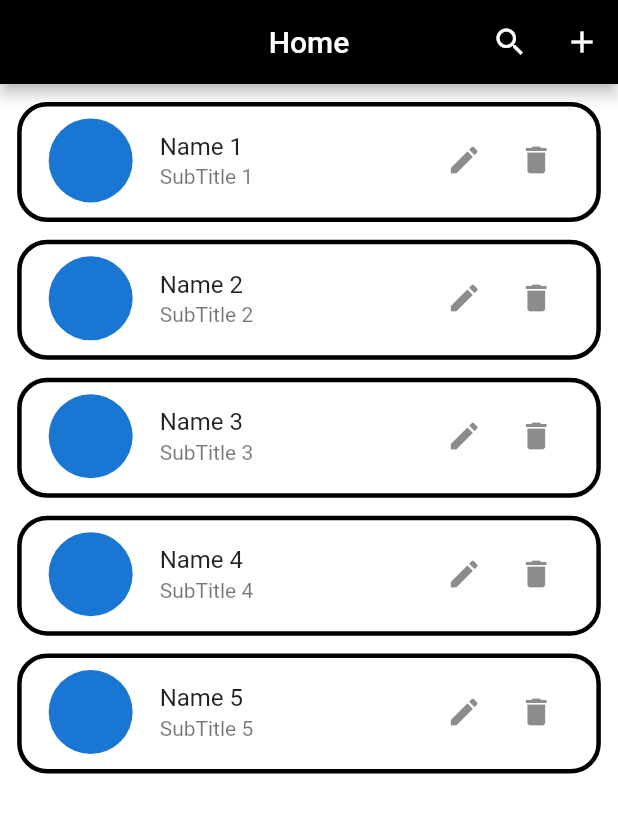
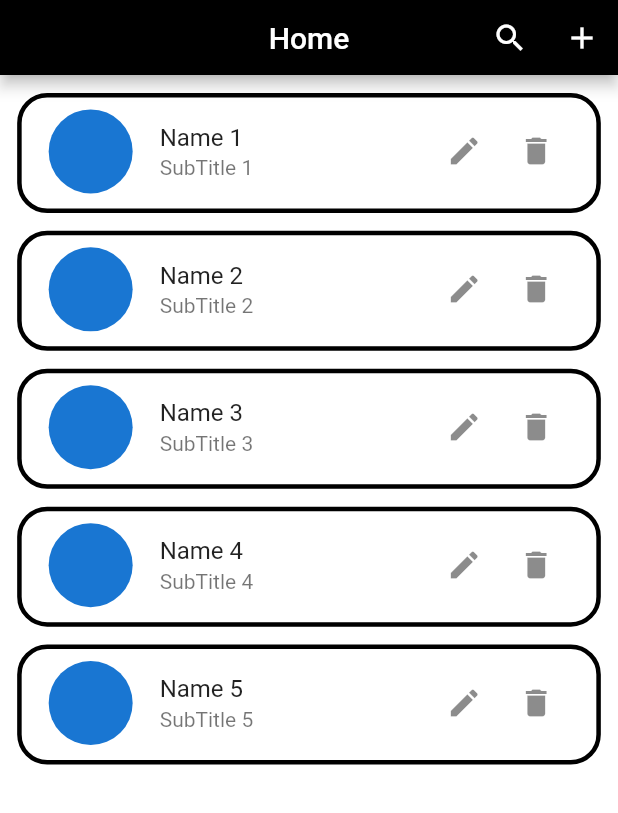
Before and after one commit to JiyadAhammad/student-mgnt, a Flutter app: the screen it shows after launch, on a phone screen of 412 x 824 dp. Shown: the top 813 px of the screen. Run offline on Flutter 3.47's test engine with Material 2 defaults, Android fonts, the phone set to English and light mode, and no system bars; our stand-ins replace flutter_screenutil, get, hive, image_picker, lottie; accounts and stored records are empty.

Commit message:
ui almost completed

```diff
--- /dev/null
+++ b/lib/infrastructure/data_function/function.dart
@@ -0,0 +1,5 @@
+import 'package:flutter/material.dart';
+import 'package:student/infrastructure/data_model/data_model.dart';
+
+
+ValueNotifier<List<Student>> studentValueNotifier = ValueNotifier([]);
--- a/lib/presentation/home/home_screen.dart
+++ b/lib/presentation/home/home_screen.dart
@@ -2,7 +2,8 @@ import 'package:flutter/material.dart';
 import 'package:flutter_screenutil/flutter_screenutil.dart';
 import 'package:get/get.dart';
 import 'package:student/constant/color/colors.dart';
-import 'package:student/presentation/form_widget/form_widget.dart';
+import 'package:student/presentation/student_details/student_details.dart';
+import 'package:student/widget/app_bar_widget.dart';
 
 class HomeSceen extends StatelessWidget {
   const HomeSceen({Key? key}) : super(key: key);
@@ -11,34 +12,9 @@ class HomeSceen extends StatelessWidget {
   Widget build(BuildContext context) {
     return Scaffold(
       backgroundColor: kwhite,
-      appBar: AppBar(
-        backgroundColor: kblack,
-        title: const Text(
-          'Home',
-        ),
-        centerTitle: true,
-        actions: [
-          IconButton(
-            padding: EdgeInsets.zero,
-            onPressed: () {},
-            icon: const Icon(
-              Icons.search,
-            ),
-          ),
-          IconButton(
-            padding: EdgeInsets.zero,
-            onPressed: () {
-              Navigator.of(context).push(
-                MaterialPageRoute(
-                  builder: (ctx) => const Formwidget(),
-                ),
-              );
-            },
-            icon: const Icon(
-              Icons.add,
-            ),
-          ),
-        ],
+      appBar: const PreferredSize(
+        preferredSize: Size.fromHeight(50),
+        child: AppBarWidget(title: 'Home'),
       ),
       body: ListView.separated(
         itemCount: 5,
@@ -61,7 +37,15 @@ class HomeSceen extends StatelessWidget {
                 ),
               ),
               child: ListTile(
-                onTap: () {},
+                onTap: () {
+                  Get.to(
+                    transition: Transition.downToUp,
+                    duration: const Duration(
+                      milliseconds: 800,
+                    ),
+                    const StudentDetail(),
+                  );
+                },
                 // onLongPress: () {
                 //   // showDialog(
                 //   //   context: context,
@@ -104,13 +88,13 @@ class HomeSceen extends StatelessWidget {
                           backgroundColor: kblack,
                           textConfirm: 'Ok',
                           confirmTextColor: kblack,
-                          onConfirm: () {
-                            Get.back();
-                          },
+                          onConfirm: () {},
                           buttonColor: kwhite,
                           textCancel: 'Cancel',
                           cancelTextColor: kwhite,
-                          onCancel: () {},
+                          onCancel: () {
+                            Get.back();
+                          },
                           barrierDismissible: false,
                         );
                       },
--- a/lib/presentation/splash/splash_screen.dart
+++ b/lib/presentation/splash/splash_screen.dart
@@ -1,9 +1,7 @@
 import 'dart:async';
-
 import 'package:flutter/material.dart';
 import 'package:lottie/lottie.dart';
 import 'package:student/constant/color/colors.dart';
-import 'package:student/constant/size/sized_box.dart';
 import 'package:student/presentation/home/home_screen.dart';
 import 'package:student/presentation/splash/widget/animation.dart';
 
--- /dev/null
+++ b/lib/widget/app_bar_widget.dart
@@ -0,0 +1,57 @@
+import 'package:flutter/material.dart';
+import 'package:get/get.dart';
+import 'package:student/constant/color/colors.dart';
+import 'package:student/presentation/form_widget/form_widget.dart';
+import 'package:student/presentation/home/widget/serach.dart';
+
+class AppBarWidget extends StatelessWidget {
+  final String title;
+  final IconData searchIcon;
+  final IconData addIcon;
+  const AppBarWidget({
+    Key? key,
+    required this.title,
+    this.searchIcon = Icons.search,
+    this.addIcon = Icons.add,
+  }) : super(key: key);
+
+  @override
+  Widget build(BuildContext context) {
+    return AppBar(
+      backgroundColor: kblack,
+      title: Text(
+        title,
+      ),
+      centerTitle: true,
+      actions: [
+        IconButton(
+          padding: EdgeInsets.zero,
+          onPressed: () {
+            showSearch(
+              context: context,
+              delegate: Search(),
+            );
+          },
+          icon: Icon(
+            searchIcon,
+          ),
+        ),
+        IconButton(
+          padding: EdgeInsets.zero,
+          onPressed: () {
+            Get.to(
+              const Formwidget(),
+              transition: Transition.zoom,
+              duration: const Duration(
+                milliseconds: 1000,
+              ),
+            );
+          },
+          icon: Icon(
+            addIcon,
+          ),
+        ),
+      ],
+    );
+  }
+}
--- a/pubspec.yaml
+++ b/pubspec.yaml
@@ -32,12 +32,17 @@ dependencies:
     sdk: flutter
   flutter_screenutil: ^5.5.4
   get: ^4.6.5
+  hive: ^2.2.3
+  hive_flutter: ^1.1.0
+  image_picker: ^0.8.5+3
   lottie: ^1.4.2
 
 dev_dependencies:
+  build_runner: ^2.2.1
   flutter_lints: ^2.0.0
   flutter_test:
     sdk: flutter
+  hive_generator: ^1.1.3
 
 # For information on the generic Dart part of this file, see the
 # following page: https://dart.dev/tools/pub/pubspec
```
Also changed, not shown: lib/infrastructure/data_model/data_model.dart (added, +32 -0 lines), lib/presentation/form_widget/form_widget.dart (+85 -12 lines), lib/presentation/home/widget/serach.dart (added, +56 -0 lines), lib/presentation/student_details/student_details.dart (added, +123 -0 lines), lib/infrastructure/data_model/data_model.g.dart (added), pubspec.lock, 1 other file.
